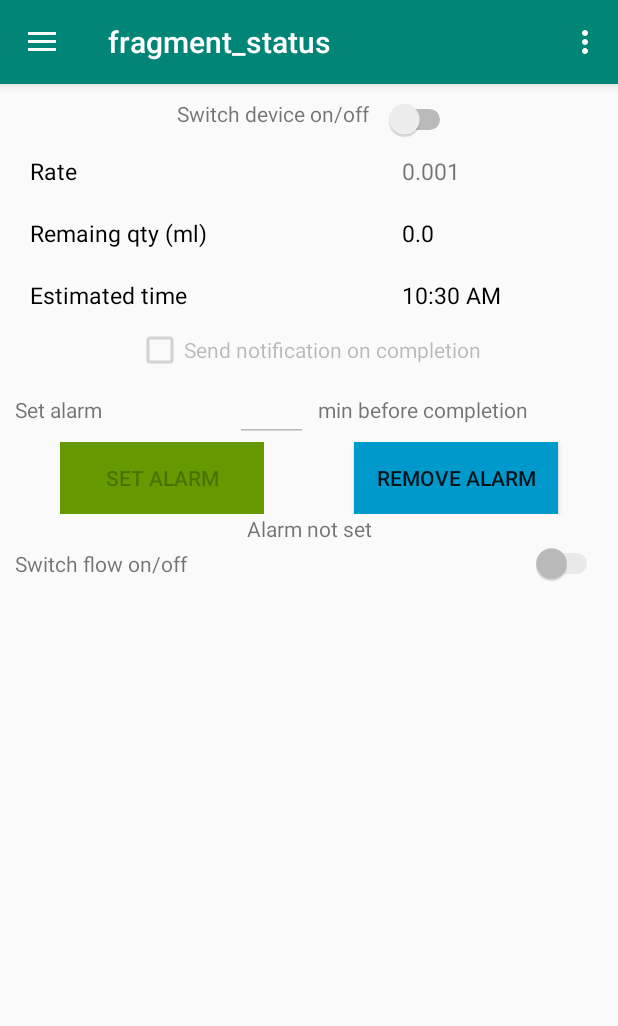
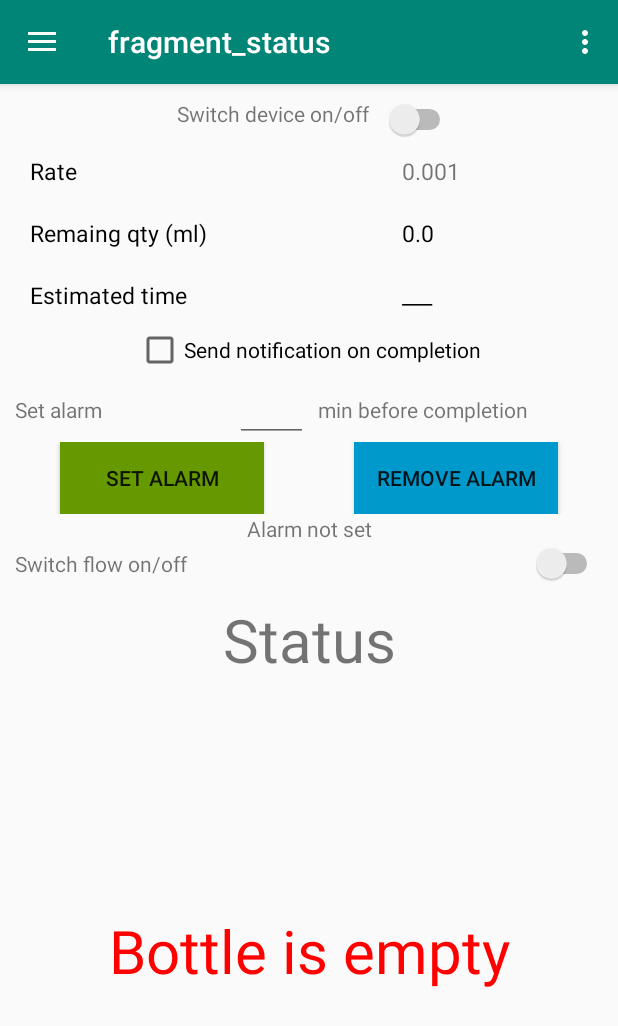
Before and after one commit to pratikg1999/Bottle_Monitor, an Android app: the StatusFragment screen opened through its navigation route, on a phone screen of 412 x 824 dp. Shown: the top 1026 px of the screen. Run offline under Robolectric (Android 15) with nearby library versions, the phone set to English and light mode, and no system bars; our stand-ins replace Firebase (no records; nobody signed in at launch, a user with empty details on screens opened directly), navigation-ui; 5 statements that could not run were skipped.

Commit message:
Refined status fragment

```diff
--- a/app/src/main/java/com/example/bottle_monitor/StatusFragment.java
+++ b/app/src/main/java/com/example/bottle_monitor/StatusFragment.java
@@ -4,12 +4,15 @@ import android.app.AlarmManager;
 import android.app.PendingIntent;
 import android.content.Context;
 import android.content.Intent;
+import android.graphics.Color;
+import android.media.MediaPlayer;
 import android.net.Uri;
 import android.os.Bundle;
 
 import androidx.annotation.NonNull;
 import androidx.fragment.app.Fragment;
 
+import android.provider.MediaStore;
 import android.util.Log;
 import android.view.LayoutInflater;
 import android.view.View;
@@ -56,6 +59,7 @@ public class StatusFragment extends Fragment implements View.OnClickListener {
     EditText et_alarm_time;
     Button bt_set_alarm;
     Button bt_rem_alarm;
+    TextView tv_bottle_status;
 
     Switch tb_on_off;
     Switch switch_flow;
@@ -68,6 +72,12 @@ public class StatusFragment extends Fragment implements View.OnClickListener {
     float density = 1;
     float rem_qty_in_ml;
 
+    float th1  = 250;
+    float th2 = 230 ;
+    int no_of_time_ring = 2;
+
+    MediaPlayer mediaPlayer1;
+    MediaPlayer mediaPlayer2;
     Calendar est_time = Calendar.getInstance();
 
 
@@ -115,8 +125,9 @@ public class StatusFragment extends Fragment implements View.OnClickListener {
         }
         else{
             curDeviceRef = deviceRef.child(device_id+"");
-
         }
+        mediaPlayer1 = MediaPlayer.create(getContext(), R.raw.bottleemptiedsooon);
+        mediaPlayer2 = MediaPlayer.create(getContext(), R.raw.bottleempty);
     }
 
     void disableFunctions(){
@@ -136,13 +147,14 @@ public class StatusFragment extends Fragment implements View.OnClickListener {
     public View onCreateView(LayoutInflater inflater, ViewGroup container,
                              Bundle savedInstanceState) {
         // Inflate the layout for this fragment
-        NotificationHelper.dispNotification(getActivity(), "test", "successful");
+//        NotificationHelper.dispNotification(getActivity(), "test", "successful");
         View v = inflater.inflate(R.layout.fragment_status, container, false);
         tv_est_time = v.findViewById(R.id.tv_est_time);
         tv_rate = v.findViewById(R.id.tv_rate);
         tv_rem_qty = v.findViewById(R.id.tv_rem_qty);
         tv_alarm_status = v.findViewById(R.id.tv_alarm_status);
         et_alarm_time = v.findViewById(R.id.et_alarm_time);
+        tv_bottle_status = v.findViewById(R.id.tv_bottle_status);
 
         tb_on_off = v.findViewById(R.id.tb_on_off);
         switch_flow = v.findViewById(R.id.switch_flow);
@@ -164,7 +176,7 @@ public class StatusFragment extends Fragment implements View.OnClickListener {
                 Boolean isOnOff = dataSnapshot.getValue(Boolean.class);
                 tb_on_off.setChecked(isOnOff!=null ? isOnOff : false);
                 if(!tb_on_off.isChecked()){
-                    disableFunctions();
+//                    disableFunctions();
                 }
                 else {
                     enableFunctions();
@@ -182,6 +194,7 @@ public class StatusFragment extends Fragment implements View.OnClickListener {
                 rate = dataSnapshot.child("rate").getValue(Float.class);
                 ls_reading = dataSnapshot.child("ls_reading").getValue(Float.class);
                 sm_reading = dataSnapshot.child("sm_reading").getValue(Float.class);
+                rate = rate/60f;
                 rate = rate>0.001f ? rate : 0.001f;
                 time_rem_sec = (int) (ls_reading/rate);
                 est_time = Calendar.getInstance();
@@ -190,22 +203,50 @@ public class StatusFragment extends Fragment implements View.OnClickListener {
                 tv_est_time.setText(getFormattedDate(est_time.getTime()));
                 rem_qty_in_ml = ls_reading/density;
                 tv_rem_qty.setText(rem_qty_in_ml+"");
-                if(rem_qty_in_ml<=1){
-//                    et_alarm_time.setEnabled(false);
-//                    bt_set_alarm.setEnabled(false);
-                    cb_notify.setChecked(false);
-                    cb_notify.setEnabled(false);
-                    curDeviceRef.child("on_off").setValue(false);
+//                if(rem_qty_in_ml<=1){
+////                    et_alarm_time.setEnabled(false);
+////                    bt_set_alarm.setEnabled(false);
+//                    cb_notify.setChecked(false);
+//                    cb_notify.setEnabled(false);
+//                    curDeviceRef.child("on_off").setValue(false);
+//                    if(cb_notify.isChecked()){
+//                        NotificationHelper.dispNotification(getActivity(), device_id + " completed", device_id + " bottle is now emptied and turned off");
+//                    }
+//                }
+
+                tv_bottle_status.setText("");
+                tv_bottle_status.setTextColor(Color.BLACK);
+                if(rem_qty_in_ml < th2){
+                    tv_bottle_status.setText("Bottle is empty");
+                    tv_bottle_status.setTextColor(Color.RED);
+
+                    tv_est_time.setText("___");
                     if(cb_notify.isChecked()){
                         NotificationHelper.dispNotification(getActivity(), device_id + " completed", device_id + " bottle is now emptied and turned off");
                     }
+                    for (int i=0;i<no_of_time_ring;i++) {
+//                        Log.d("increment",  "onDataChange: ");
+                        mediaPlayer2.start();
+//                        mediaPlayer2.stop();
+                    }
+//                    mediaPlayer2.stop();
+
                 }
-                Toast.makeText(getActivity(), rem_qty_in_ml+"", Toast.LENGTH_SHORT).show();
+                else if(rem_qty_in_ml < th1){
+                    tv_bottle_status.setText("Bottle will empty soon");
+                    tv_bottle_status.setTextColor(Color.BLUE);
+                    for (int i=0;i<no_of_time_ring;i++) {
+                        mediaPlayer1.start();
+//                        mediaPlayer1.stop();
+                    }
+//                    mediaPlayer1.stop();
+                }
+//                Toast.makeText(getActivity(), rem_qty_in_ml+"", Toast.LENGTH_SHORT).show();
                 Boolean on_off_status = dataSnapshot.child("on_off").getValue(Boolean.class);
                 tb_on_off.setChecked(on_off_status!=null ? on_off_status : false);
-                if(!tb_on_off.isChecked()){
-                    disableFunctions();
-                }
+//                if(!tb_on_off.isChecked()){
+//                    disableFunctions();
+//                }
 
                 switch_flow.setChecked(!(sm_reading <=5.1));
 
--- a/app/src/main/res/layout/fragment_status.xml
+++ b/app/src/main/res/layout/fragment_status.xml
@@ -189,6 +189,24 @@
             />
     </LinearLayout>
 
+    <TextView
+        android:layout_marginTop="10dp"
+        android:gravity="center"
+        android:layout_width="match_parent"
+        android:text="Status"
+        android:layout_height="wrap_content"
+        android:textSize="40sp"
+
+        />
+    <TextView
+        android:id="@+id/tv_bottle_status"
+        android:gravity="center"
+        android:layout_width="match_parent"
+        android:text="Dripping in progress"
+        android:layout_height="match_parent"
+        android:textSize="40sp"
+
+        />
 
 
 </LinearLayout>
```
